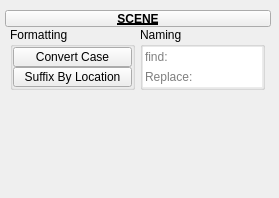
Old version of the form tentacle/ui/uiLevel_3/scene.ui in the repository m3trik/tentacle.
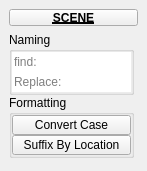
New version of the form. Custom widgets are drawn as their Qt base class.

What changed in the file:
```diff
--- a/tentacle/ui/uiLevel_3/scene.ui
+++ b/tentacle/ui/uiLevel_3/scene.ui
@@ -9,8 +9,8 @@
    <rect>
     <x>0</x>
     <y>0</y>
-    <width>279</width>
-    <height>198</height>
+    <width>147</width>
+    <height>171</height>
    </rect>
   </property>
   <property name="minimumSize">
@@ -38,26 +38,157 @@
    <set>QMainWindow::AllowNestedDocks|QMainWindow::AllowTabbedDocks|QMainWindow::AnimatedDocks|QMainWindow::ForceTabbedDocks</set>
   </property>
   <widget class="QWidget" name="mainWindow">
-   <widget class="QWidget" name="layoutWidget_2">
-    <property name="geometry">
-     <rect>
-      <x>5</x>
-      <y>10</y>
-      <width>266</width>
-      <height>137</height>
-     </rect>
-    </property>
-    <layout class="QGridLayout" name="gridLayout_2">
-     <property name="spacing">
-      <number>0</number>
-     </property>
-     <item row="1" column="1" colspan="2">
-      <layout class="QHBoxLayout" name="horizontalLayout">
+   <layout class="QVBoxLayout" name="verticalLayout_2">
+    <item>
+     <widget class="PushButtonDraggable" name="draggable_header">
+      <property name="minimumSize">
+       <size>
+        <width>0</width>
+        <height>17</height>
+       </size>
+      </property>
+      <property name="maximumSize">
+       <size>
+        <width>999</width>
+        <height>17</height>
+       </size>
+      </property>
+      <property name="font">
+       <font>
+        <weight>75</weight>
+        <bold>true</bold>
+        <underline>true</underline>
+       </font>
+      </property>
+      <property name="text">
+       <string>SCENE</string>
+      </property>
+      <property name="checkable">
+       <bool>true</bool>
+      </property>
+     </widget>
+    </item>
        <item>
         <layout class="QVBoxLayout" name="verticalLayout">
          <property name="spacing">
           <number>0</number>
          </property>
+      <item>
+       <widget class="QGroupBox" name="Naming">
+        <property name="minimumSize">
+         <size>
+          <width>125</width>
+          <height>0</height>
+         </size>
+        </property>
+        <property name="maximumSize">
+         <size>
+          <width>125</width>
+          <height>999</height>
+         </size>
+        </property>
+        <property name="title">
+         <string>Naming</string>
+        </property>
+        <layout class="QVBoxLayout" name="verticalLayout_3">
+         <property name="spacing">
+          <number>0</number>
+         </property>
+         <property name="leftMargin">
+          <number>0</number>
+         </property>
+         <property name="topMargin">
+          <number>0</number>
+         </property>
+         <property name="rightMargin">
+          <number>0</number>
+         </property>
+         <property name="bottomMargin">
+          <number>0</number>
+         </property>
+         <item>
+          <widget class="LineEdit" name="t000">
+           <property name="enabled">
+            <bool>true</bool>
+           </property>
+           <property name="minimumSize">
+            <size>
+             <width>0</width>
+             <height>20</height>
+            </size>
+           </property>
+           <property name="maximumSize">
+            <size>
+             <width>999</width>
+             <height>20</height>
+            </size>
+           </property>
+           <property name="toolTip">
+            <string>&lt;html&gt;&lt;head/&gt;&lt;body&gt;&lt;p&gt;Rename: &lt;span style=&quot; font-weight:600;&quot;&gt;Find&lt;/span&gt;&lt;/p&gt;&lt;p&gt;Find matches to rename from all scene objects.&lt;/p&gt;&lt;p&gt;If no objects are selected, all scene objects will be renamed.&lt;/p&gt;&lt;p&gt;&lt;span style=&quot; text-decoration: underline;&quot;&gt;standard wildcards:&lt;/span&gt;&lt;/p&gt;&lt;p&gt;string - Search exact.&lt;/p&gt;&lt;p&gt;*string* - Search contains chars.*frm - Search endswith chars.&lt;/p&gt;&lt;p&gt;*string - Search endswith chars.&lt;/p&gt;&lt;p&gt;string* - Search startswith chars.&lt;/p&gt;&lt;p&gt;string|string - Search any of. can be used in conjuction with other modifiers.&lt;/p&gt;&lt;p&gt;&lt;br/&gt;&lt;/p&gt;&lt;p&gt;regex syntax:&lt;/p&gt;&lt;p&gt;(.) match any char. ex. '1..', '1111' #returns the regex object &amp;lt;111&amp;gt;&lt;/p&gt;&lt;p&gt;(^) match start. ex. '^11', '011' #returns None&lt;/p&gt;&lt;p&gt;($) match end. ex. '11$', '011' #returns the regex object &amp;lt;11&amp;gt;&lt;/p&gt;&lt;p&gt;(|) or. ex. re.match('1|0', '011') #returns the regex object &amp;lt;0&amp;gt;&lt;/p&gt;&lt;p&gt;(\A,\Z) beginning of a string and end of a string. ex. '\A011\Z', '011' #&lt;/p&gt;&lt;p&gt;(\b) empty string. (\B matches the empty string anywhere else). '\b(011)\b', '011 011 011' #&lt;/p&gt;&lt;p&gt;&lt;br/&gt;&lt;/p&gt;&lt;/body&gt;&lt;/html&gt;</string>
+           </property>
+           <property name="layoutDirection">
+            <enum>Qt::RightToLeft</enum>
+           </property>
+           <property name="autoFillBackground">
+            <bool>true</bool>
+           </property>
+           <property name="text">
+            <string/>
+           </property>
+           <property name="maxLength">
+            <number>99</number>
+           </property>
+           <property name="frame">
+            <bool>false</bool>
+           </property>
+           <property name="placeholderText">
+            <string>find:</string>
+           </property>
+          </widget>
+         </item>
+         <item>
+          <widget class="LineEdit" name="t001">
+           <property name="enabled">
+            <bool>true</bool>
+           </property>
+           <property name="minimumSize">
+            <size>
+             <width>0</width>
+             <height>20</height>
+            </size>
+           </property>
+           <property name="maximumSize">
+            <size>
+             <width>999</width>
+             <height>20</height>
+            </size>
+           </property>
+           <property name="toolTip">
+            <string>&lt;html&gt;&lt;head/&gt;&lt;body&gt;&lt;p&gt;Rename: &lt;span style=&quot; font-weight:600;&quot;&gt;Replace with&lt;/span&gt;&lt;/p&gt;&lt;p&gt;If no objects are selected, all scene objects will be renamed.&lt;/p&gt;&lt;p&gt;&lt;span style=&quot; text-decoration: underline;&quot;&gt;wildcards:&lt;/span&gt;&lt;/p&gt;&lt;p&gt;'' (empty string) - strip from the result.&lt;/p&gt;&lt;p&gt;string - replace all.&lt;/p&gt;&lt;p&gt;*string* - replace only.&lt;/p&gt;&lt;p&gt;*string - replace suffix.&lt;/p&gt;&lt;p&gt;**string - append suffix.&lt;/p&gt;&lt;p&gt;string* - replace prefix.&lt;/p&gt;&lt;p&gt;string** - append prefix.&lt;/p&gt;&lt;/body&gt;&lt;/html&gt;</string>
+           </property>
+           <property name="layoutDirection">
+            <enum>Qt::RightToLeft</enum>
+           </property>
+           <property name="autoFillBackground">
+            <bool>true</bool>
+           </property>
+           <property name="text">
+            <string/>
+           </property>
+           <property name="maxLength">
+            <number>99</number>
+           </property>
+           <property name="frame">
+            <bool>false</bool>
+           </property>
+           <property name="placeholderText">
+            <string>Replace:</string>
+           </property>
+          </widget>
+         </item>
+        </layout>
+       </widget>
+      </item>
          <item>
           <widget class="QGroupBox" name="Formatting">
            <property name="minimumSize">
@@ -171,175 +302,7 @@
          </item>
         </layout>
        </item>
-       <item>
-        <layout class="QVBoxLayout" name="verticalLayout_2">
-         <property name="spacing">
-          <number>0</number>
-         </property>
-         <item>
-          <widget class="QGroupBox" name="Naming">
-           <property name="minimumSize">
-            <size>
-             <width>125</width>
-             <height>0</height>
-            </size>
-           </property>
-           <property name="maximumSize">
-            <size>
-             <width>125</width>
-             <height>999</height>
-            </size>
-           </property>
-           <property name="title">
-            <string>Naming</string>
-           </property>
-           <layout class="QVBoxLayout" name="verticalLayout_3">
-            <property name="spacing">
-             <number>0</number>
-            </property>
-            <property name="leftMargin">
-             <number>0</number>
-            </property>
-            <property name="topMargin">
-             <number>0</number>
-            </property>
-            <property name="rightMargin">
-             <number>0</number>
-            </property>
-            <property name="bottomMargin">
-             <number>0</number>
-            </property>
-            <item>
-             <widget class="LineEdit" name="t000">
-              <property name="enabled">
-               <bool>true</bool>
-              </property>
-              <property name="minimumSize">
-               <size>
-                <width>0</width>
-                <height>20</height>
-               </size>
-              </property>
-              <property name="maximumSize">
-               <size>
-                <width>999</width>
-                <height>20</height>
-               </size>
-              </property>
-              <property name="toolTip">
-               <string>&lt;html&gt;&lt;head/&gt;&lt;body&gt;&lt;p&gt;Rename: &lt;span style=&quot; font-weight:600;&quot;&gt;Find&lt;/span&gt;&lt;/p&gt;&lt;p&gt;Find matches to rename from all scene objects.&lt;/p&gt;&lt;p&gt;If no objects are selected, all scene objects will be renamed.&lt;/p&gt;&lt;p&gt;&lt;span style=&quot; text-decoration: underline;&quot;&gt;standard wildcards:&lt;/span&gt;&lt;/p&gt;&lt;p&gt;string - Search exact.&lt;/p&gt;&lt;p&gt;*string* - Search contains chars.*frm - Search endswith chars.&lt;/p&gt;&lt;p&gt;*string - Search endswith chars.&lt;/p&gt;&lt;p&gt;string* - Search startswith chars.&lt;/p&gt;&lt;p&gt;string|string - Search any of. can be used in conjuction with other modifiers.&lt;/p&gt;&lt;p&gt;&lt;br/&gt;&lt;/p&gt;&lt;p&gt;regex syntax:&lt;/p&gt;&lt;p&gt;(.) match any char. ex. '1..', '1111' #returns the regex object &amp;lt;111&amp;gt;&lt;/p&gt;&lt;p&gt;(^) match start. ex. '^11', '011' #returns None&lt;/p&gt;&lt;p&gt;($) match end. ex. '11$', '011' #returns the regex object &amp;lt;11&amp;gt;&lt;/p&gt;&lt;p&gt;(|) or. ex. re.match('1|0', '011') #returns the regex object &amp;lt;0&amp;gt;&lt;/p&gt;&lt;p&gt;(\A,\Z) beginning of a string and end of a string. ex. '\A011\Z', '011' #&lt;/p&gt;&lt;p&gt;(\b) empty string. (\B matches the empty string anywhere else). '\b(011)\b', '011 011 011' #&lt;/p&gt;&lt;p&gt;&lt;br/&gt;&lt;/p&gt;&lt;/body&gt;&lt;/html&gt;</string>
-              </property>
-              <property name="layoutDirection">
-               <enum>Qt::RightToLeft</enum>
-              </property>
-              <property name="autoFillBackground">
-               <bool>true</bool>
-              </property>
-              <property name="text">
-               <string/>
-              </property>
-              <property name="maxLength">
-               <number>99</number>
-              </property>
-              <property name="frame">
-               <bool>false</bool>
-              </property>
-              <property name="placeholderText">
-               <string>find:</string>
-              </property>
-             </widget>
-            </item>
-            <item>
-             <widget class="LineEdit" name="t001">
-              <property name="enabled">
-               <bool>true</bool>
-              </property>
-              <property name="minimumSize">
-               <size>
-                <width>0</width>
-                <height>20</height>
-               </size>
-              </property>
-              <property name="maximumSize">
-               <size>
-                <width>999</width>
-                <height>20</height>
-               </size>
-              </property>
-              <property name="toolTip">
-               <string>&lt;html&gt;&lt;head/&gt;&lt;body&gt;&lt;p&gt;Rename: &lt;span style=&quot; font-weight:600;&quot;&gt;Replace with&lt;/span&gt;&lt;/p&gt;&lt;p&gt;If no objects are selected, all scene objects will be renamed.&lt;/p&gt;&lt;p&gt;&lt;span style=&quot; text-decoration: underline;&quot;&gt;wildcards:&lt;/span&gt;&lt;/p&gt;&lt;p&gt;'' (empty string) - strip from the result.&lt;/p&gt;&lt;p&gt;string - replace all.&lt;/p&gt;&lt;p&gt;*string* - replace only.&lt;/p&gt;&lt;p&gt;*string - replace suffix.&lt;/p&gt;&lt;p&gt;**string - append suffix.&lt;/p&gt;&lt;p&gt;string* - replace prefix.&lt;/p&gt;&lt;p&gt;string** - append prefix.&lt;/p&gt;&lt;/body&gt;&lt;/html&gt;</string>
-              </property>
-              <property name="layoutDirection">
-               <enum>Qt::RightToLeft</enum>
-              </property>
-              <property name="autoFillBackground">
-               <bool>true</bool>
-              </property>
-              <property name="text">
-               <string/>
-              </property>
-              <property name="maxLength">
-               <number>99</number>
-              </property>
-              <property name="frame">
-               <bool>false</bool>
-              </property>
-              <property name="placeholderText">
-               <string>Replace:</string>
-              </property>
-             </widget>
-            </item>
-           </layout>
-          </widget>
-         </item>
-         <item>
-          <spacer name="verticalSpacer">
-           <property name="orientation">
-            <enum>Qt::Vertical</enum>
-           </property>
-           <property name="sizeHint" stdset="0">
-            <size>
-             <width>20</width>
-             <height>40</height>
-            </size>
-           </property>
-          </spacer>
-         </item>
-        </layout>
-       </item>
-      </layout>
-     </item>
-     <item row="0" column="1" colspan="2">
-      <widget class="PushButtonDraggable" name="draggable_header">
-       <property name="minimumSize">
-        <size>
-         <width>19</width>
-         <height>17</height>
-        </size>
-       </property>
-       <property name="maximumSize">
-        <size>
-         <width>999</width>
-         <height>17</height>
-        </size>
-       </property>
-       <property name="font">
-        <font>
-         <weight>75</weight>
-         <bold>true</bold>
-         <underline>true</underline>
-        </font>
-       </property>
-       <property name="text">
-        <string>SCENE</string>
-       </property>
-       <property name="checkable">
-        <bool>true</bool>
-       </property>
-      </widget>
-     </item>
-    </layout>
-   </widget>
+   </layout>
   </widget>
  </widget>
  <customwidgets>
```
Lines whose indentation alone changed are shown as unchanged.
